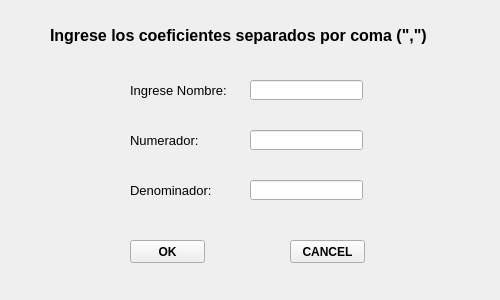
Old version of the form frontend/input_teorico.ui in the repository odevincenti/TC-TP1.
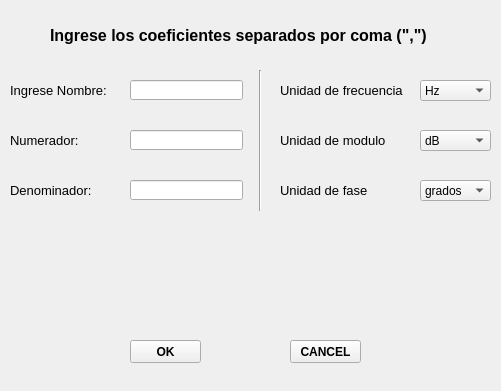
New version of the form. Custom widgets are drawn as their Qt base class.

Commit message: agregado de latex

What changed in the file:
```diff
--- a/frontend/input_teorico.ui
+++ b/frontend/input_teorico.ui
@@ -6,8 +6,8 @@
    <rect>
     <x>0</x>
     <y>0</y>
-    <width>500</width>
-    <height>300</height>
+    <width>501</width>
+    <height>391</height>
    </rect>
   </property>
   <property name="windowTitle">
@@ -17,8 +17,8 @@
    <property name="geometry">
     <rect>
      <x>130</x>
-     <y>240</y>
-     <width>75</width>
+     <y>340</y>
+     <width>71</width>
      <height>23</height>
     </rect>
    </property>
@@ -36,8 +36,8 @@
    <property name="geometry">
     <rect>
      <x>290</x>
-     <y>240</y>
-     <width>75</width>
+     <y>340</y>
+     <width>71</width>
      <height>23</height>
     </rect>
    </property>
@@ -54,7 +54,7 @@
   <widget class="QLabel" name="label">
    <property name="geometry">
     <rect>
-     <x>130</x>
+     <x>10</x>
      <y>80</y>
      <width>101</width>
      <height>20</height>
@@ -72,7 +72,7 @@
   <widget class="QLabel" name="label_2">
    <property name="geometry">
     <rect>
-     <x>130</x>
+     <x>10</x>
      <y>130</y>
      <width>71</width>
      <height>20</height>
@@ -90,7 +90,7 @@
   <widget class="QLabel" name="label_3">
    <property name="geometry">
     <rect>
-     <x>130</x>
+     <x>10</x>
      <y>180</y>
      <width>91</width>
      <height>20</height>
@@ -128,7 +128,7 @@
   <widget class="QLineEdit" name="nombre_graph_teorico">
    <property name="geometry">
     <rect>
-     <x>250</x>
+     <x>130</x>
      <y>80</y>
      <width>113</width>
      <height>20</height>
@@ -138,7 +138,7 @@
   <widget class="QLineEdit" name="numerador_teorico">
    <property name="geometry">
     <rect>
-     <x>250</x>
+     <x>130</x>
      <y>130</y>
      <width>113</width>
      <height>20</height>
@@ -148,14 +148,165 @@
   <widget class="QLineEdit" name="denominador_teorico">
    <property name="geometry">
     <rect>
-     <x>250</x>
+     <x>130</x>
      <y>180</y>
      <width>113</width>
      <height>20</height>
     </rect>
    </property>
   </widget>
+  <widget class="QLabel" name="label_9">
+   <property name="geometry">
+    <rect>
+     <x>280</x>
+     <y>180</y>
+     <width>141</width>
+     <height>21</height>
+    </rect>
+   </property>
+   <property name="font">
+    <font>
+     <pointsize>10</pointsize>
+     <weight>50</weight>
+     <bold>false</bold>
+    </font>
+   </property>
+   <property name="text">
+    <string>Unidad de fase</string>
+   </property>
+  </widget>
+  <widget class="QComboBox" name="teorico_fase_comboBox">
+   <property name="geometry">
+    <rect>
+     <x>420</x>
+     <y>180</y>
+     <width>71</width>
+     <height>21</height>
+    </rect>
+   </property>
+   <item>
+    <property name="text">
+     <string>grados</string>
+    </property>
+   </item>
+   <item>
+    <property name="text">
+     <string>rad</string>
+    </property>
+   </item>
+  </widget>
+  <widget class="QLabel" name="label_6">
+   <property name="geometry">
+    <rect>
+     <x>280</x>
+     <y>80</y>
+     <width>141</width>
+     <height>21</height>
+    </rect>
+   </property>
+   <property name="font">
+    <font>
+     <pointsize>10</pointsize>
+     <weight>50</weight>
+     <bold>false</bold>
+    </font>
+   </property>
+   <property name="text">
+    <string>Unidad de frecuencia</string>
+   </property>
+  </widget>
+  <widget class="QComboBox" name="teorico_frec_comboBox">
+   <property name="geometry">
+    <rect>
+     <x>420</x>
+     <y>80</y>
+     <width>71</width>
+     <height>21</height>
+    </rect>
+   </property>
+   <item>
+    <property name="text">
+     <string>Hz</string>
+    </property>
+   </item>
+   <item>
+    <property name="text">
+     <string>rad/seg</string>
+    </property>
+   </item>
+  </widget>
+  <widget class="QLabel" name="label_8">
+   <property name="geometry">
+    <rect>
+     <x>280</x>
+     <y>130</y>
+     <width>141</width>
+     <height>21</height>
+    </rect>
+   </property>
+   <property name="font">
+    <font>
+     <pointsize>10</pointsize>
+     <weight>50</weight>
+     <bold>false</bold>
+    </font>
+   </property>
+   <property name="text">
+    <string>Unidad de modulo</string>
+   </property>
+  </widget>
+  <widget class="QComboBox" name="teorico_modulo_comboBox">
+   <property name="geometry">
+    <rect>
+     <x>420</x>
+     <y>130</y>
+     <width>71</width>
+     <height>21</height>
+    </rect>
+   </property>
+   <item>
+    <property name="text">
+     <string>dB</string>
+    </property>
+   </item>
+   <item>
+    <property name="text">
+     <string>Veces</string>
+    </property>
+   </item>
+  </widget>
+  <widget class="Line" name="line">
+   <property name="geometry">
+    <rect>
+     <x>250</x>
+     <y>70</y>
+     <width>21</width>
+     <height>141</height>
+    </rect>
+   </property>
+   <property name="orientation">
+    <enum>Qt::Vertical</enum>
+   </property>
+  </widget>
+  <widget class="MplWidget" name="latexWidget" native="true">
+   <property name="geometry">
+    <rect>
+     <x>130</x>
+     <y>230</y>
+     <width>231</width>
+     <height>91</height>
+    </rect>
+   </property>
+  </widget>
  </widget>
+ <customwidgets>
+  <customwidget>
+   <class>MplWidget</class>
+   <extends>QWidget</extends>
+   <header>mplwidget.h</header>
+   <container>1</container>
+  </customwidget>
+ </customwidgets>
  <resources/>
  <connections/>
 </ui>
```
The commit also changes 6 other files.
